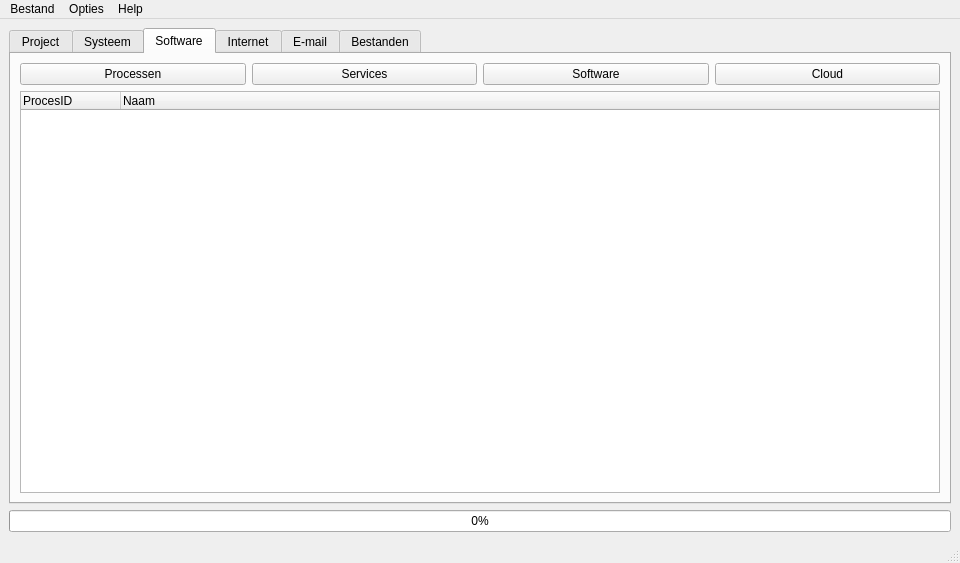
Old version of the form Source/Gui/gui_maken/interface_thram.ui in the repository mitfry/IPFIT5_2015.
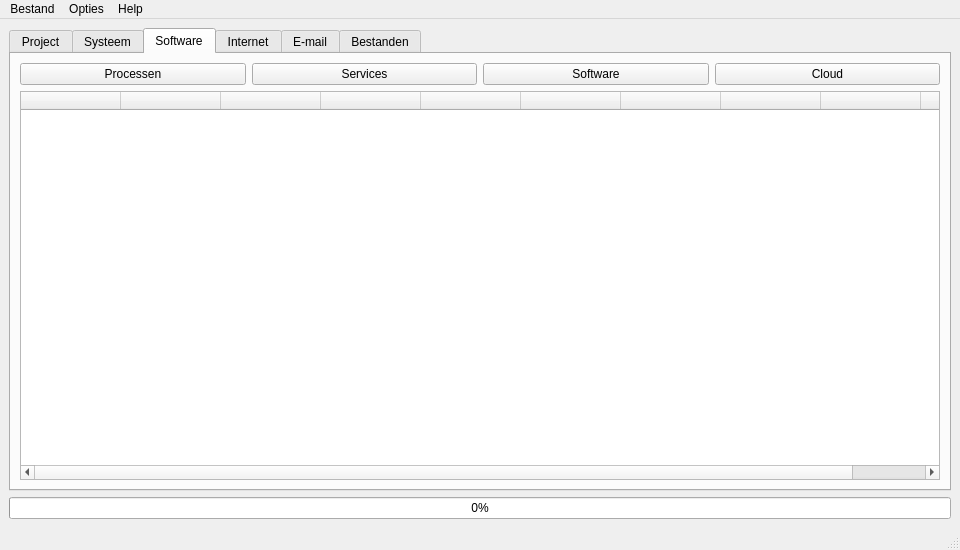
New version of the form. The open tabs and pages were chosen to show the change. Icons and pictures are not drawn.

Commit message:
Software: Processen, Services, Software Klaar. Added THRAM logo.
De treeWidget functies werken nu zoals ik het in gedachte had. Ook heb
ik een logo en slogan toegevoegd inclusief het trademark symbool. Stoer
he.

Diff of the .ui file:
```diff
--- a/Source/Gui/gui_maken/interface_thram.ui
+++ b/Source/Gui/gui_maken/interface_thram.ui
@@ -13,9 +13,15 @@
     <x>0</x>
     <y>0</y>
     <width>960</width>
-    <height>563</height>
+    <height>550</height>
    </rect>
   </property>
+  <property name="minimumSize">
+   <size>
+    <width>960</width>
+    <height>0</height>
+   </size>
+  </property>
   <property name="windowTitle">
    <string>THRAM - Triage Solution</string>
   </property>
@@ -107,12 +113,52 @@
           </property>
           <column>
            <property name="text">
-            <string>ProcesID</string>
+            <string> </string>
            </property>
           </column>
           <column>
            <property name="text">
-            <string>Naam</string>
+            <string> </string>
+           </property>
+          </column>
+          <column>
+           <property name="text">
+            <string> </string>
+           </property>
+          </column>
+          <column>
+           <property name="text">
+            <string> </string>
+           </property>
+          </column>
+          <column>
+           <property name="text">
+            <string> </string>
+           </property>
+          </column>
+          <column>
+           <property name="text">
+            <string> </string>
+           </property>
+          </column>
+          <column>
+           <property name="text">
+            <string> </string>
+           </property>
+          </column>
+          <column>
+           <property name="text">
+            <string> </string>
+           </property>
+          </column>
+          <column>
+           <property name="text">
+            <string> </string>
+           </property>
+          </column>
+          <column>
+           <property name="text">
+            <string> </string>
            </property>
           </column>
          </widget>
```
Left out of the diff: 9 changed lines with no effect on the pictures. The commit also changes 23 other files.
